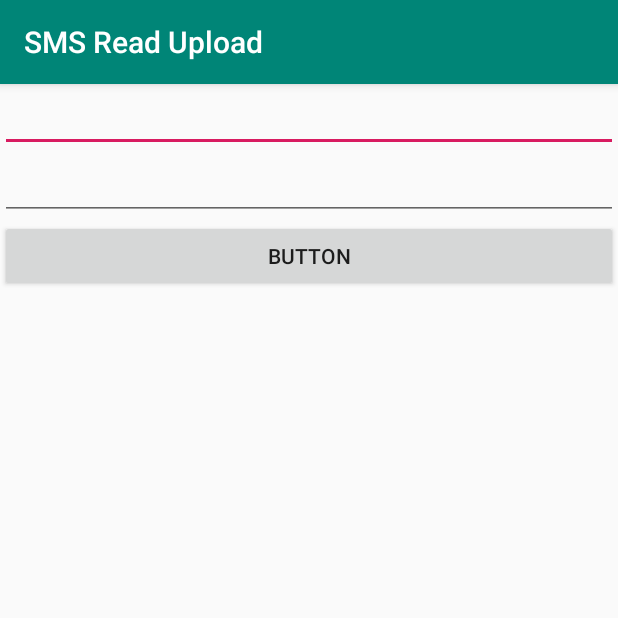
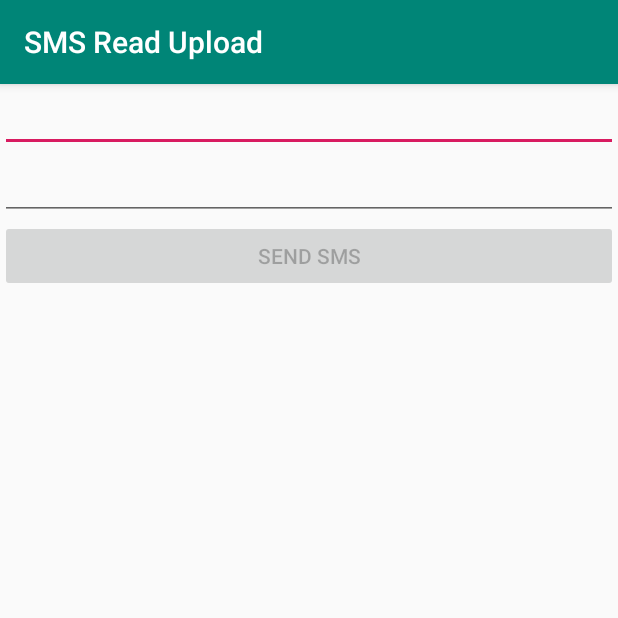
Before and after one commit to rohithrajesh1/SMS-reader, an Android app: the screen it shows after launch (MainActivity), on a phone screen of 412 x 824 dp, the top half of it. Run offline under Robolectric (Android 15) with nearby library versions, the phone set to English and light mode, and no system bars.

Commit message:
basic layout done

```diff
--- a/SMS-Read&Upload/app/src/main/java/com/example/sms_readupload/MainActivity.java
+++ b/SMS-Read&Upload/app/src/main/java/com/example/sms_readupload/MainActivity.java
@@ -1,13 +1,54 @@
 package com.example.sms_readupload;
 
 import androidx.appcompat.app.AppCompatActivity;
+import androidx.core.app.ActivityCompat;
+import androidx.core.content.ContextCompat;
+
+import android.Manifest;
+import android.content.pm.PackageManager;
 import android.os.Bundle;
+import android.view.View;
+import android.widget.Button;
+import android.widget.EditText;
 
 public class MainActivity extends AppCompatActivity {
+
+    private Button btnSendSMS;
+    private EditText etPhoneNum, etMessage;
+    private final static int REQUEST_CODE_PERMISSION_SEND_SMS = 123;
+
 
     @Override
     protected void onCreate(Bundle savedInstanceState) {
         super.onCreate(savedInstanceState);
         setContentView(R.layout.activity_main);
+
+        etPhoneNum= (EditText) findViewById(R.id.etPhoneNum);
+        etMessage= (EditText) findViewById(R.id.etMsg);
+        btnSendSMS= (Button) findViewById(R.id.btnSendSMS);
+
+        btnSendSMS.setEnabled(false);
+
+        btnSendSMS.setOnClickListener(new View.OnClickListener(){
+
+            public void onClick(View v){
+                String msg=etMessage.getText().toString();
+                String phoneNum = etPhoneNum.getText().toString();
+
+                if(checkPermission(Manifest.permission.SEND_SMS)){
+                    btnSendSMS.setEnabled(true);
+                }
+                else{
+                    ActivityCompat.requestPermissions(MainActivity.this, new String[]{
+                            (Manifest.permission.SEND_SMS)},REQUEST_CODE_PERMISSION_SEND_SMS);
+                }
+            }
+        });
+    }
+
+    private boolean checkPermission (String permission){
+        int checkPermission= ContextCompat.checkSelfPermission(this,permission);
+        return checkPermission== PackageManager.PERMISSION_GRANTED;
+
     }
 }
--- a/SMS-Read&Upload/app/src/main/res/layout/activity_main.xml
+++ b/SMS-Read&Upload/app/src/main/res/layout/activity_main.xml
@@ -13,14 +13,14 @@
         android:orientation="vertical">
 
         <EditText
-            android:id="@+id/editText"
+            android:id="@+id/etPhoneNum"
             android:layout_width="match_parent"
             android:layout_height="wrap_content"
             android:ems="10"
             android:inputType="phone" />
 
         <EditText
-            android:id="@+id/editText2"
+            android:id="@+id/etMsg"
             android:layout_width="match_parent"
             android:layout_height="wrap_content"
             android:ems="10"
@@ -28,9 +28,9 @@
             android:inputType="textMultiLine" />
 
         <Button
-            android:id="@+id/button"
+            android:id="@+id/btnSendSMS"
             android:layout_width="match_parent"
             android:layout_height="wrap_content"
-            android:text="Button" />
+            android:text="Send SMS" />
     </LinearLayout>
 </androidx.constraintlayout.widget.ConstraintLayout>
```
